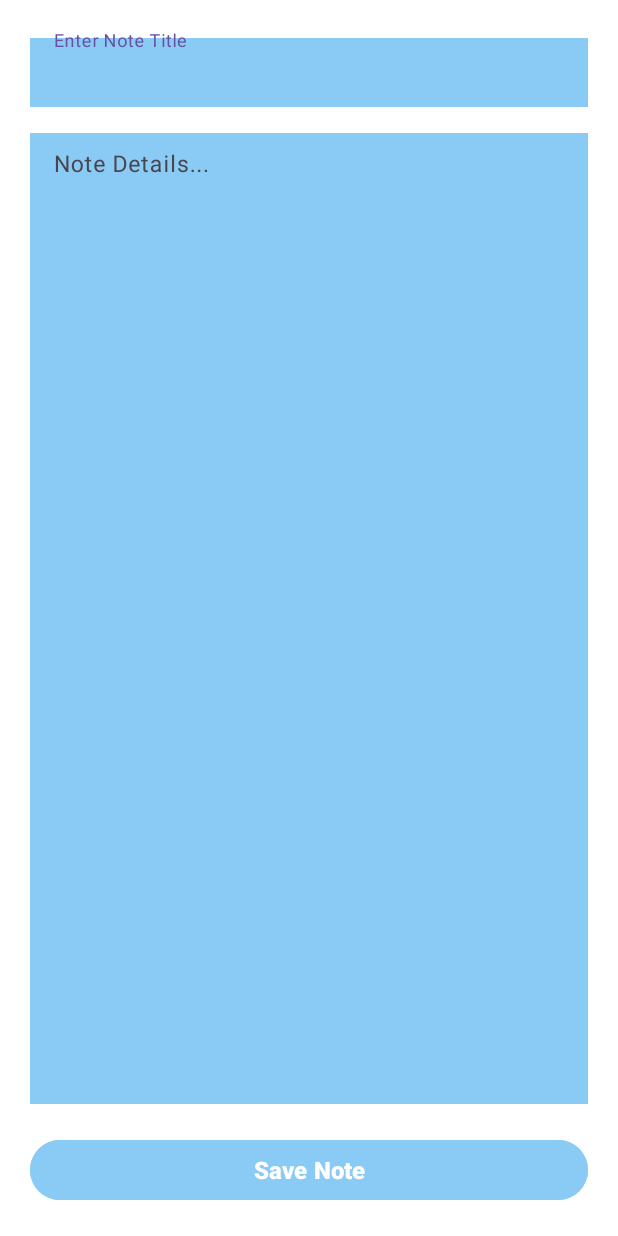
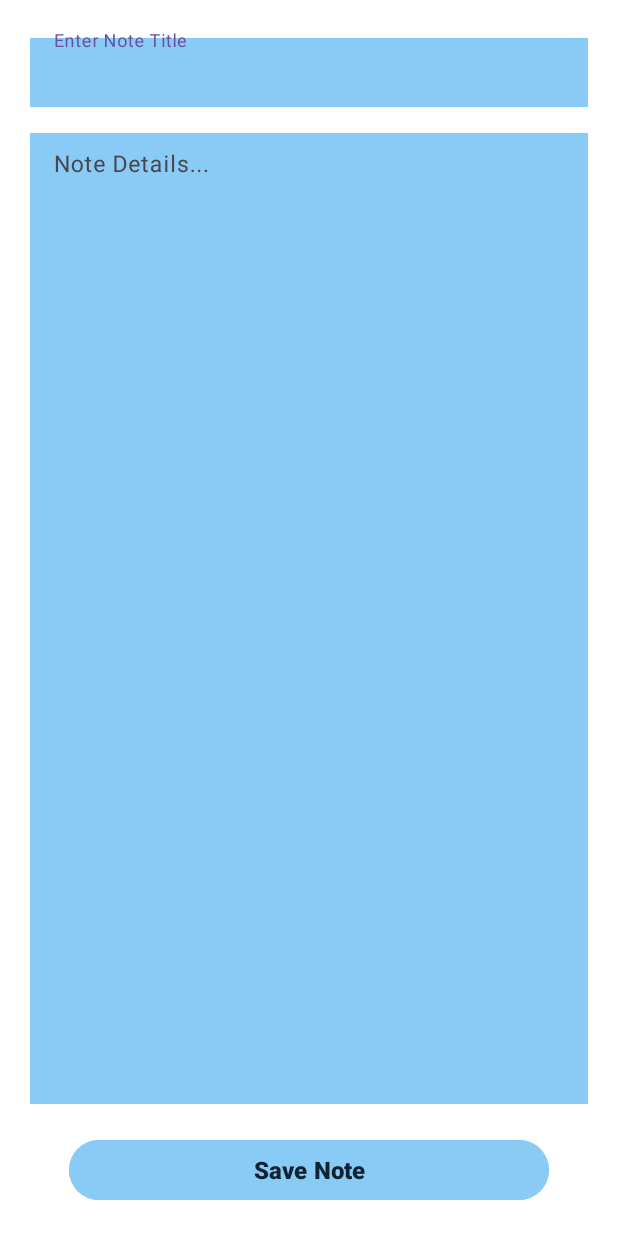
Before and after one commit to Angkitadutta/NoteApp, an Android app: the AddEditNoteActivity screen opened directly, with no data from a screen before it, on a phone screen of 412 x 824 dp. Run offline under Robolectric (Android 15) with nearby library versions, the phone set to English and light mode, and no system bars; our stand-ins replace Room's generated code; 1 statement that could not run was skipped.

Commit message:
Activity Bound Warnings Resolves

```diff
--- a/app/src/main/java/com/example/simplenoteapp/AddEditNoteActivity.kt
+++ b/app/src/main/java/com/example/simplenoteapp/AddEditNoteActivity.kt
@@ -1,5 +1,6 @@
 package com.example.simplenoteapp
 
+import android.annotation.SuppressLint
 import android.content.Intent
 import android.os.Bundle
 import android.widget.Toast
@@ -16,6 +17,7 @@ class AddEditNoteActivity : AppCompatActivity() {
     lateinit var binding: ActivityAddEditNoteBinding
     lateinit var noteViewModel: NoteViewModel
     var noteId = -1
+    @SuppressLint("SimpleDateFormat")
     override fun onCreate(savedInstanceState: Bundle?) {
         super.onCreate(savedInstanceState)
         enableEdgeToEdge()
@@ -27,26 +29,22 @@ class AddEditNoteActivity : AppCompatActivity() {
             insets
         }
 
-        noteViewModel = ViewModelProvider(this, ViewModelProvider.AndroidViewModelFactory.getInstance(application)).get(
-            NoteViewModel::class.java)
+        noteViewModel = ViewModelProvider(this, ViewModelProvider.AndroidViewModelFactory.getInstance(application))[NoteViewModel::class.java]
         val noteType = intent.getStringExtra("noteType")
         if (noteType.equals("Edit")) {
-            //on below line we are setting data to edit text.
             val noteTitle = intent.getStringExtra("noteTitle")
             val noteDescription = intent.getStringExtra("noteDescription")
             noteId = intent.getIntExtra("noteId", -1)
-            binding.btnSave.text = "Update Note"
+            binding.btnSave.text = this.getString(R.string.update_note)
             binding.etNoteName.setText(noteTitle)
             binding.etNoteDesc.setText(noteDescription)
         } else {
-            binding.btnSave.text = "Save Note"
+            binding.btnSave.text = this.getString(R.string.save_note)
         }
 
         binding.btnSave.setOnClickListener {
-            //on below line we are getting title and desc from edit text.
             val noteTitle = binding.etNoteName.text.toString()
             val noteDescription = binding.etNoteDesc.text.toString()
-            //on below line we are checking the type and then saving or updating the data.
             if (noteType.equals("Edit")) {
                 if (noteTitle.isNotEmpty() && noteDescription.isNotEmpty()) {
                     val sdf = SimpleDateFormat("dd MMM, yyyy - HH:mm")
@@ -60,12 +58,10 @@ class AddEditNoteActivity : AppCompatActivity() {
                 if (noteTitle.isNotEmpty() && noteDescription.isNotEmpty()) {
                     val sdf = SimpleDateFormat("dd MMM, yyyy - HH:mm")
                     val currentDateAndTime: String = sdf.format(Date())
-                    //if the string is not empty we are calling a add note method to add data to our room database.
                     noteViewModel.addNote(Note(noteTitle, noteDescription, currentDateAndTime))
                     Toast.makeText(this, "$noteTitle Added", Toast.LENGTH_LONG).show()
                 }
             }
-            //opening the new activity on below line
             startActivity(Intent(applicationContext, MainActivity::class.java))
             this.finish()
         }
--- a/app/src/main/java/com/example/simplenoteapp/NoteDatabase.kt
+++ b/app/src/main/java/com/example/simplenoteapp/NoteDatabase.kt
@@ -5,7 +5,7 @@ import androidx.room.Database
 import androidx.room.Room
 import androidx.room.RoomDatabase
 
-@Database(entities = arrayOf(Note::class), version = 1, exportSchema = false)
+@Database(entities = [Note::class], version = 1, exportSchema = false)
 abstract class NoteDatabase: RoomDatabase() {
     abstract fun getNotesDao(): NotesDao
 
--- a/app/src/main/res/drawable/icon_add.xml
+++ b/app/src/main/res/drawable/icon_add.xml
@@ -1,5 +1,6 @@
 <vector xmlns:android="http://schemas.android.com/apk/res/android"
-    android:height="24dp" android:tint="@color/white" android:viewportHeight="24"
+    android:height="24dp" android:tint="@color/white"
+    android:viewportHeight="24"
     android:viewportWidth="24" android:width="24dp">
 
     <path android:fillColor="@android:color/white"
--- a/app/src/main/res/layout/activity_add_edit_note.xml
+++ b/app/src/main/res/layout/activity_add_edit_note.xml
@@ -8,7 +8,6 @@
     android:background="@color/white"
     tools:context=".AddEditNoteActivity">
 
-    <!-- Title -->
     <com.google.android.material.textfield.TextInputLayout
         android:id="@+id/tilTitleParent"
         android:layout_width="0dp"
@@ -30,14 +29,13 @@
             android:layout_width="match_parent"
             android:layout_height="wrap_content"
             android:background="@color/shade_2"
-            android:hint="Enter Note Title"
+            android:hint="@string/note_title_hint"
             android:textSize="16sp"
             android:padding="12dp"
             android:textColor="@color/black"
             android:textColorHint="@color/black" />
     </com.google.android.material.textfield.TextInputLayout>
 
-    <!-- Description -->
     <com.google.android.material.textfield.TextInputLayout
         android:layout_width="0dp"
         android:layout_height="0dp"
@@ -62,7 +60,7 @@
             android:layout_height="match_parent"
             android:background="@color/shade_2"
             android:gravity="start|top"
-            android:hint="Note Details..."
+            android:hint="@string/note_details"
             android:inputType="textMultiLine"
             android:scrollbars="vertical"
             android:padding="12dp"
@@ -71,17 +69,16 @@
             android:textColorHint="@color/black" />
     </com.google.android.material.textfield.TextInputLayout>
 
-    <!-- Save Button -->
     <com.google.android.material.button.MaterialButton
         android:id="@+id/btnSave"
-        android:layout_width="0dp"
+        android:layout_width="320dp"
         android:layout_height="wrap_content"
         android:layout_margin="20dp"
-        android:text="💾 Save Note"
+        android:text="@string/save_note"
         android:textAllCaps="false"
         android:textSize="16sp"
         android:textStyle="bold"
-        android:textColor="@color/white"
+        android:textColor="@color/black_shade_1"
         android:backgroundTint="@color/shade_2"
         app:cornerRadius="25dp"
         app:elevation="6dp"
--- a/app/src/main/res/layout/activity_main.xml
+++ b/app/src/main/res/layout/activity_main.xml
@@ -31,8 +31,9 @@
         android:layout_alignParentBottom="true"
         android:layout_alignParentEnd="true"
         android:layout_margin="20dp"
-        android:backgroundTint="@color/black_shade_2"
+        android:backgroundTint="@color/black_shade_new_1"
+        android:contentDescription="@string/create_note_fab"
         android:src="@drawable/icon_add"
-        android:tint="@color/white"/>
+        android:tint="@color/black_shade_new_1"/>
 
 </RelativeLayout>
--- a/app/src/main/res/values/colors.xml
+++ b/app/src/main/res/values/colors.xml
@@ -20,6 +20,7 @@
     <color name="teal_700">#FF018786</color>
 
     <color name="black_shade_1">#0e2433</color>
+    <color name="black_shade_new_1">#184666</color>
     <color name="black_shade_2">#0E82DE</color>
     <color name="shade_1">#58B2EB</color>
     <color name="shade_2">#89CBF4</color>
--- a/app/src/main/res/values/strings.xml
+++ b/app/src/main/res/values/strings.xml
@@ -1,4 +1,12 @@
 <resources>
     <string name="app_name">NoteApp</string>
     <string name="delete_note">DeleteANote</string>
+    <string name="Updated_note_time">UpdateTime</string>
+    <string name="create_note_fab">CreateANote</string>
+    <string name="note_title">NoteTitle</string>
+    <string name="save_note">Save Note</string>
+    <string name="update_note">Update Note</string>
+    <string name="note_title_hint">Enter Note Title</string>
+    <string name="note_details">Note Details...</string>
+    <string name="note_last_updated">Last Updated: %1$s</string>
 </resources>
```
Also changed, not shown: app/src/main/java/com/example/simplenoteapp/MainActivity.kt (+3 -9 lines), app/src/main/java/com/example/simplenoteapp/NoteRVAdapter.kt (+11 -8 lines), app/src/main/res/layout/note_rv_item.xml (+6 -6 lines), gradle/libs.versions.toml (+8 -8 lines).
